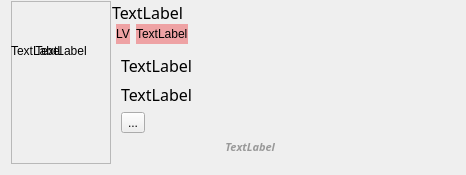
Qt form ui/chatrootmsg.ui (tonquer/picacg-qt) before a commit.
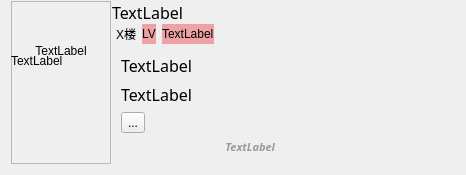
The same form after that commit.

Diff of the .ui file:
```diff
--- a/ui/chatrootmsg.ui
+++ b/ui/chatrootmsg.ui
@@ -83,7 +83,7 @@
           <x>0</x>
           <y>0</y>
           <width>100</width>
-          <height>100</height>
+          <height>120</height>
          </rect>
         </property>
         <property name="minimumSize">
@@ -141,6 +141,13 @@
        <property name="rightMargin">
         <number>4</number>
        </property>
+       <item>
+        <widget class="QLabel" name="indexLabel">
+         <property name="text">
+          <string>X楼</string>
+         </property>
+        </widget>
+       </item>
        <item>
         <widget class="QLabel" name="levelLabel">
          <property name="minimumSize">
```
